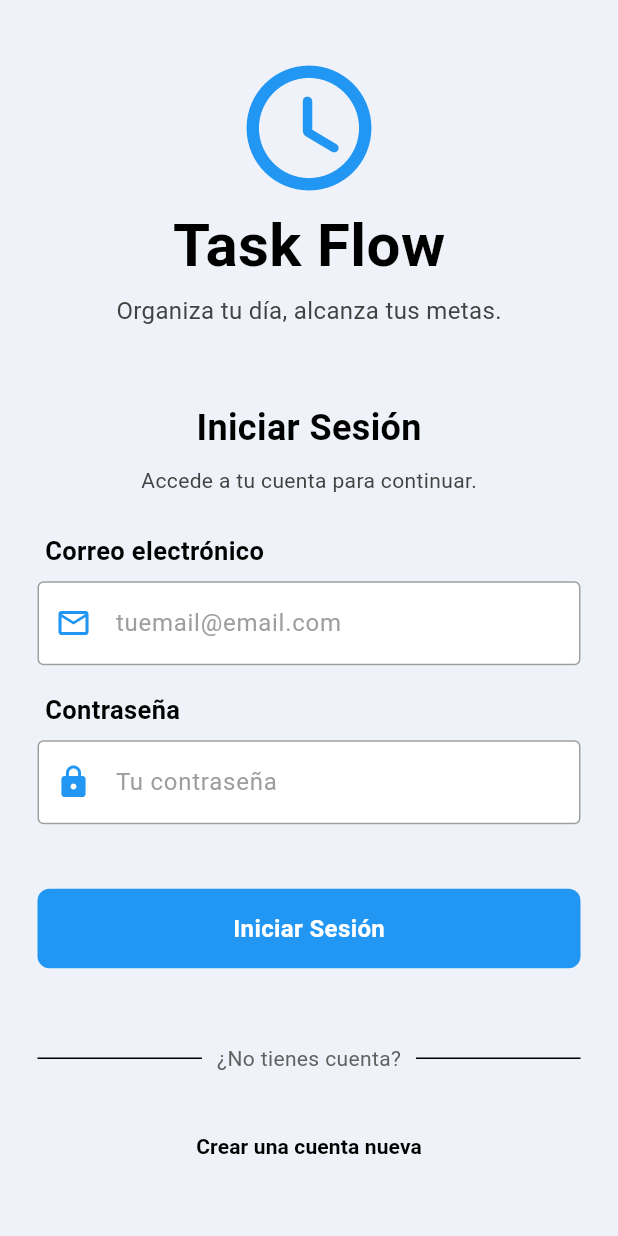
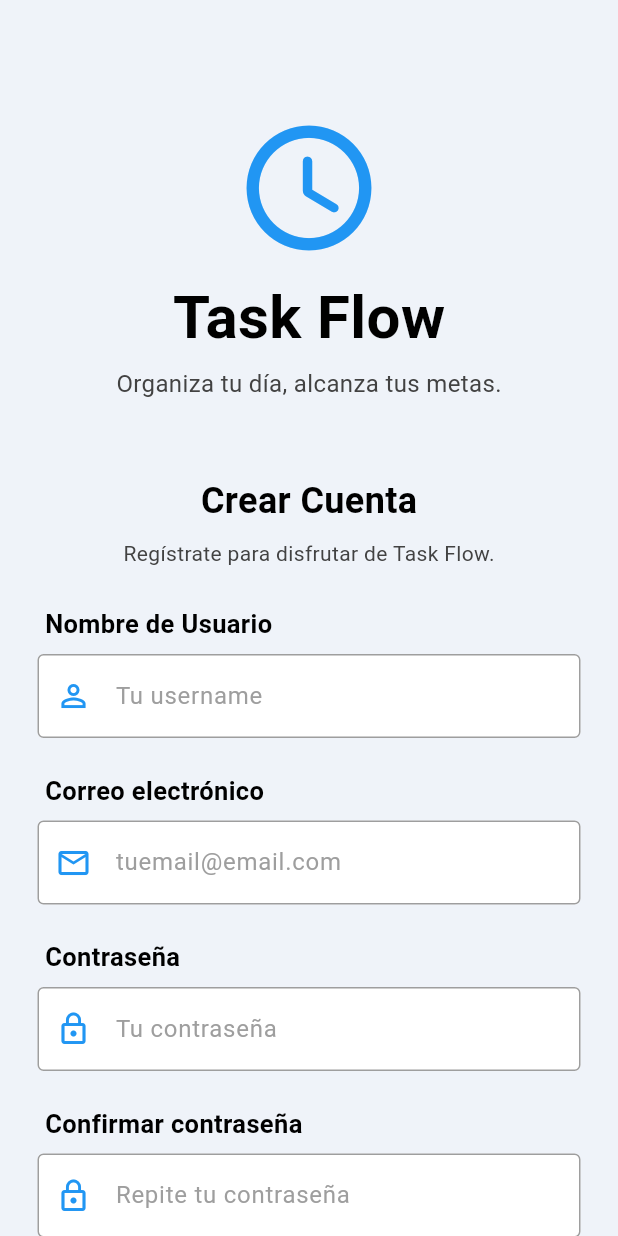
Before and after one commit to Angel-Garcia-Cardenas/Task-Flow, a Flutter app: the screen it shows after launch, on a phone screen of 412 x 824 dp. Run offline on Flutter 3.47's test engine with Material 3 defaults, Android fonts, the phone set to English and light mode, and no system bars.

Commit message:
Modulo Registro
Se implemento la interfaz y las validación para el módulo de Registro de Usuario

```diff
--- a/lib/main.dart
+++ b/lib/main.dart
@@ -2,8 +2,10 @@
 import 'package:flutter/material.dart';
 import 'package:provider/provider.dart';
 import 'package:todo_app/screens/login_page.dart';
+import 'package:todo_app/screens/register_page.dart';
 import 'models/task.dart';
 import 'screens/home_screen.dart';
+
 
 void main() {
   runApp(const MyApp());
@@ -60,7 +62,7 @@ class MyApp extends StatelessWidget {
           ),
         ),
         themeMode: ThemeMode.system,
-        home: LoginPage(),
+        home: RegisterPage(),
       ),
     );
   }
--- a/lib/screens/login_page.dart
+++ b/lib/screens/login_page.dart
@@ -185,7 +185,6 @@ class LoginPage extends StatelessWidget {
                           prefixIcon: Icon(Icons.lock, color: Colors.blue),
                           obscureText: true,
                           onChanged: (_) {
-                            // No validamos en cada cambio, solo al perder el foco
                           },
                         ),
                         Padding(
--- /dev/null
+++ b/lib/screens/register_page.dart
@@ -0,0 +1,562 @@
+import 'package:flutter/material.dart';
+import '../widgets/RegisterButton.dart';
+import '../widgets/my_textfield.dart';
+import './login_page.dart';
+
+class RegisterPage extends StatelessWidget {
+  RegisterPage({super.key});
+
+  // Notifier for name field validity
+  final ValueNotifier<bool> _nameValidNotifier = ValueNotifier<bool>(true);
+  // Notifier for email field validity
+  final ValueNotifier<bool> _emailValidNotifier = ValueNotifier<bool>(true);
+  // Notifier for password field validity
+  final ValueNotifier<bool> _passwordValidNotifier = ValueNotifier<bool>(true);
+  // Notifier for confirm password field validity
+  final ValueNotifier<bool> _confirmValidNotifier = ValueNotifier<bool>(true);
+
+  // text editing controllers
+  final nameController = TextEditingController();
+  final emailController = TextEditingController();
+  final passwordController = TextEditingController();
+  final confirmController = TextEditingController();
+
+  // sign user up method
+  void signUserUp(BuildContext context) {
+    // 1. Validar los ValueNotifier<bool>
+    if (!_nameValidNotifier.value ||
+        !_emailValidNotifier.value ||
+        !_passwordValidNotifier.value ||
+        !_confirmValidNotifier.value) {
+      ScaffoldMessenger.of(context).showSnackBar(
+        const SnackBar(content: Text('Por favor, corrige los campos inválidos')),
+      );
+      return;
+    }
+
+    // 2. Verificar si algún campo está vacío y mostrar cuál falta
+    if (nameController.text.isEmpty) {
+      ScaffoldMessenger.of(context).showSnackBar(
+        const SnackBar(content: Text('Por favor, ingresa tu nombre de usuario')),
+      );
+      return;
+    }
+    if (emailController.text.isEmpty) {
+      ScaffoldMessenger.of(context).showSnackBar(
+        const SnackBar(content: Text('Por favor, ingresa tu correo electrónico')),
+      );
+      return;
+    }
+    if (passwordController.text.isEmpty) {
+      ScaffoldMessenger.of(context).showSnackBar(
+        const SnackBar(content: Text('Por favor, ingresa tu contraseña')),
+      );
+      return;
+    }
+    if (confirmController.text.isEmpty) {
+      ScaffoldMessenger.of(context).showSnackBar(
+        const SnackBar(content: Text('Por favor, confirma tu contraseña')),
+      );
+      return;
+    }
+
+    // 3. Verificar que la contraseña y la confirmación coincidan
+    if (passwordController.text != confirmController.text) {
+      ScaffoldMessenger.of(context).showSnackBar(
+        SnackBar(
+          content: Row(
+            children: [
+              const Icon(Icons.error, size: 32, color: Colors.blueGrey),
+              const SizedBox(width: 12),
+              const Expanded(
+                child: Text(
+                  'Las contraseñas no coinciden',
+                  style: TextStyle(fontSize: 16, fontWeight: FontWeight.bold),
+                  textAlign: TextAlign.left,
+                ),
+              ),
+            ],
+          ),
+          backgroundColor: Colors.white,
+          behavior: SnackBarBehavior.floating,
+        ),
+      );
+      return;
+    }
+    ScaffoldMessenger.of(context).showSnackBar(
+      const SnackBar(content: Text('Registro exitoso')),
+    );
+    Future.delayed(const Duration(milliseconds: 500), () {
+      Navigator.of(context).pushReplacement(
+        MaterialPageRoute(builder: (context) => LoginPage()),
+      );
+    });
+
+    // Limpiar los campos después del registro
+    nameController.clear();
+    emailController.clear();
+    passwordController.clear();
+    confirmController.clear();
+  }
+
+  @override
+  Widget build(BuildContext context) {
+    return Scaffold(
+      backgroundColor: const Color(0xFFEFF3F9),
+      resizeToAvoidBottomInset: true,
+      body: SafeArea(
+        child: Center(
+          child: ListView(
+            shrinkWrap: true,
+            padding: EdgeInsets.only(
+              bottom: MediaQuery.of(context).viewInsets.bottom + 20,
+              top: 75,
+            ),
+            children: [
+              // logo
+              const Icon(
+                Icons.access_time_rounded,
+                size: 100,
+                color: Colors.blue,
+              ),
+
+              // App title
+              const SizedBox(height: 8),
+              Align(
+                alignment: Alignment.center,
+                child: Text(
+                  'Task Flow',
+                  style: TextStyle(
+                    color: Colors.black,
+                    fontSize: 40,
+                    fontWeight: FontWeight.bold,
+                  ),
+                ),
+              ),
+              const SizedBox(height: 4),
+              Align(
+                alignment: Alignment.center,
+                child: Text(
+                  'Organiza tu día, alcanza tus metas.',
+                  style: TextStyle(
+                    color: Colors.grey[800],
+                    fontSize: 16,
+                  ),
+                ),
+              ),
+
+              const SizedBox(height: 50),
+              // Registration header
+              Align(
+                alignment: Alignment.center,
+                child: Text(
+                  'Crear Cuenta',
+                  style: TextStyle(
+                    color: Colors.black,
+                    fontSize: 24,
+                    fontWeight: FontWeight.bold,
+                  ),
+                ),
+              ),
+              const SizedBox(height: 8),
+              Align(
+                alignment: Alignment.center,
+                child: Text(
+                  'Regístrate para disfrutar de Task Flow.',
+                  style: TextStyle(
+                    color: Colors.grey[800],
+                    fontSize: 14,
+                  ),
+                ),
+              ),
+
+              const SizedBox(height: 25),
+
+              // Name field
+              Padding(
+                padding: const EdgeInsets.only(left: 30.0),
+                child: Align(
+                  alignment: Alignment.centerLeft,
+                  child: Text(
+                    'Nombre de Usuario',
+                    style: TextStyle(
+                      color: Colors.black,
+                      fontSize: 17,
+                      fontWeight: FontWeight.bold,
+                    ),
+                  ),
+                ),
+              ),
+              const SizedBox(height: 8),
+              // Usamos un ValueNotifier para controlar la validez del nombre
+              ValueListenableBuilder<bool>(
+                valueListenable: _nameValidNotifier,
+                builder: (context, isValid, child) {
+                  return Focus(
+                    onFocusChange: (hasFocus) {
+                      if (!hasFocus) {
+                        // Validar el nombre al perder el foco
+                        final name = nameController.text;
+                        final valid = RegExp(r'^[a-zA-ZáéíóúÁÉÍÓÚüÜñÑ\s]+$').hasMatch(name) && name.isNotEmpty;
+                        _nameValidNotifier.value = valid;
+                        // Forzar reconstrucción para mostrar el error
+                        (context as Element).markNeedsBuild();
+                      }
+                    },
+                    child: StatefulBuilder(
+                      builder: (context, setState) {
+                        return Column(
+                          children: [
+                            MyTextField(
+                              controller: nameController,
+                              hintText: 'Tu username',
+                              prefixIcon: Icon(Icons.person_outline, color: Colors.blue),
+                              obscureText: false,
+                            ),
+                            Padding(
+                              padding: const EdgeInsets.symmetric(horizontal: 25.0, vertical: 4.0),
+                              child: Builder(
+                                builder: (context) {
+                                  String name = nameController.text;
+                                  String? errorText;
+
+                                  if (!isValid && name.isNotEmpty) {
+                                    errorText = 'Solo letras y espacios permitidos';
+                                  }
+
+                                  return errorText != null
+                                      ? Text(
+                                    errorText,
+                                    style: const TextStyle(color: Colors.red, fontSize: 13),
+                                  )
+                                      : const SizedBox.shrink();
+                                },
+                              ),
+                            ),
+                          ],
+                        );
+                      },
+                    ),
+                  );
+                },
+              ),
+
+              const SizedBox(height: 15),
+
+              // Email field
+              Padding(
+                padding: const EdgeInsets.only(left: 30.0),
+                child: Align(
+                  alignment: Alignment.centerLeft,
+                  child: Text(
+                    'Correo electrónico',
+                    style: TextStyle(
+                      color: Colors.black,
+                      fontSize: 17,
+                      fontWeight: FontWeight.bold,
+                    ),
+                  ),
+                ),
+              ),
+              const SizedBox(height: 8),
+
+              // Usamos un ValueNotifier para controlar la validez del email
+              ValueListenableBuilder<bool>(
+                valueListenable: _emailValidNotifier,
+                builder: (context, isValid, child) {
+                  return Focus(
+                    onFocusChange: (hasFocus) {
+                      if (!hasFocus) {
+                        final email = emailController.text;
+                        final valid = RegExp(r"^[\w-\.]+@([\w-]+\.)+[\w-]{2,4}$").hasMatch(email) && email.isNotEmpty;
+                        _emailValidNotifier.value = valid;
+                        (context as Element).markNeedsBuild();
+                      }
+                    },
+                    child: StatefulBuilder(
+                      builder: (context, setState) {
+                        return Column(
+                          children: [
+                            MyTextField(
+                              controller: emailController,
+                              hintText: 'tuemail@email.com',
+                              prefixIcon: Icon(Icons.mail_outline, color: Colors.blue),
+                              obscureText: false,
+                            ),
+                            Padding(
+                              padding: const EdgeInsets.symmetric(horizontal: 25.0, vertical: 4.0),
+                              child: Builder(
+                                builder: (context) {
+                                  String email = emailController.text;
+                                  String? errorText;
+
+                                  if (!isValid && email.isNotEmpty) {
+                                    errorText = 'Formato de correo inválido';
+                                  }
+
+                                  return errorText != null
+                                      ? Text(
+                                    errorText,
+                                    style: const TextStyle(color: Colors.red, fontSize: 13),
+                                  )
+                                      : const SizedBox.shrink();
+                                },
+                              ),
+                            ),
+                          ],
+                        );
+                      },
+                    ),
+                  );
+                },
+              ),
+
+              const SizedBox(height: 15),
+
+              // Password field
+              Padding(
+                padding: const EdgeInsets.only(left: 30.0),
+                child: Align(
+                  alignment: Alignment.centerLeft,
+                  child: Text(
+                    'Contraseña',
+                    style: TextStyle(
+                      color: Colors.black,
+                      fontSize: 17,
+                      fontWeight: FontWeight.bold,
+                    ),
+                  ),
+                ),
+              ),
+              const SizedBox(height: 8),
+
+              // Usamos un ValueNotifier para controlar la validez de la contraseña
+              ValueListenableBuilder<bool>(
+                valueListenable: _passwordValidNotifier,
+                builder: (context, isValid, child) {
+                  return Focus(
+                    onFocusChange: (hasFocus) {
+                      if (!hasFocus) {
+                        final password = passwordController.text;
+                        bool hasLower = RegExp(r'[a-z]').hasMatch(password);
+                        bool hasUpper = RegExp(r'[A-Z]').hasMatch(password);
+                        bool hasTwoDigits = RegExp(r'(?:\D*\d){2,}').hasMatch(password);
+                        bool hasSymbol = RegExp(r'[!@=#/\$%&*(),.?:]').hasMatch(password);
+                        bool validLength = password.length >= 8 && password.length <= 12;
+                        final valid = hasLower && hasUpper && hasTwoDigits && hasSymbol && validLength;
+                        _passwordValidNotifier.value = valid;
+                        (context as Element).markNeedsBuild();
+                      }
+                    },
+                    child: StatefulBuilder(
+                      builder: (context, setState) {
+                        return Column(
+                          children: [
+                            MyTextField(
+                              controller: passwordController,
+                              hintText: 'Tu contraseña',
+                              prefixIcon: Icon(Icons.lock_outline, color: Colors.blue),
+                              obscureText: true,
+                            ),
+                            Padding(
+                              padding: const EdgeInsets.symmetric(horizontal: 25.0, vertical: 4.0),
+                              child: Builder(
+                                builder: (context) {
+                                  String password = passwordController.text;
+                                  String? errorText;
+
+                                  if (!isValid && password.isNotEmpty) {
+                                    bool hasLower = RegExp(r'[a-z]').hasMatch(password);
+                                    bool hasUpper = RegExp(r'[A-Z]').hasMatch(password);
+                                    bool hasTwoDigits = RegExp(r'(?:\D*\d){2,}').hasMatch(password);
+                                    bool hasSymbol = RegExp(r'[!@=#/\$%&*(),.?:]').hasMatch(password);
+                                    bool validLength = password.length >= 8 && password.length <= 12;
+
+                                    if (!hasLower) {
+                                      errorText = 'Debe tener al menos una letra minúscula';
+                                    } else if (!hasUpper) {
+                                      errorText = 'Debe tener al menos una letra mayúscula';
+                                    } else if (!hasTwoDigits) {
+                                      errorText = 'Debe tener al menos dos números';
+                                    } else if (!hasSymbol) {
+                                      errorText = 'Debe tener al menos un símbolo';
+                                    } else if (!validLength) {
+                                      errorText = 'Debe tener entre 8 y 12 caracteres';
+                                    }
+                                  }
+
+                                  return errorText != null
+                                      ? Text(
+                                    errorText,
+                                    style: const TextStyle(color: Colors.red, fontSize: 13),
+                                  )
+                                      : const SizedBox.shrink();
+                                },
+                              ),
+                            ),
+                          ],
+                        );
+                      },
+                    ),
+                  );
+                },
+              ),
+
+              const SizedBox(height: 15),
+
+              // Confirm password
+              Padding(
+                padding: const EdgeInsets.only(left: 30.0),
+                child: Align(
+                  alignment: Alignment.centerLeft,
+                  child: Text(
+                    'Confirmar contraseña',
+                    style: TextStyle(
+                      color: Colors.black,
+                      fontSize: 17,
+                      fontWeight: FontWeight.bold,
+                    ),
+                  ),
+                ),
+              ),
+
+              const SizedBox(height: 8),
+              // Usamos un ValueNotifier para controlar la validez de la confirmación de contraseña
+              ValueListenableBuilder<bool>(
+                valueListenable: _confirmValidNotifier,
+                builder: (context, isValid, child) {
+                  return Focus(
+                    onFocusChange: (hasFocus) {
+                      if (!hasFocus) {
+                        final confirm = confirmController.text;
+                        final password = passwordController.text;
+                        bool hasLower = RegExp(r'[a-z]').hasMatch(confirm);
+                        bool hasUpper = RegExp(r'[A-Z]').hasMatch(confirm);
+                        bool hasTwoDigits = RegExp(r'(?:\D*\d){2,}').hasMatch(confirm);
+                        bool hasSymbol = RegExp(r'[!@=#/\$%&*(),.?:]').hasMatch(confirm);
+                        bool validLength = confirm.length >= 8 && confirm.length <= 12;
+                        bool matchesPassword = confirm == password;
+                        final valid = hasLower && hasUpper && hasTwoDigits && hasSymbol && validLength && matchesPassword;
+                        _confirmValidNotifier.value = valid;
+                        (context as Element).markNeedsBuild();
+                      }
+                    },
+                    child: StatefulBuilder(
+                      builder: (context, setState) {
+                        return Column(
+                          children: [
+                            MyTextField(
+                              controller: confirmController,
+                              hintText: 'Repite tu contraseña',
+                              prefixIcon: Icon(Icons.lock_outline, color: Colors.blue),
+                              obscureText: true,
+                            ),
+                            Padding(
+                              padding: const EdgeInsets.symmetric(horizontal: 25.0, vertical: 4.0),
+                              child: Builder(
+                                builder: (context) {
+                                  String confirm = confirmController.text;
+                                  String password = passwordController.text;
+                                  String? errorText;
+
+                                  if (!isValid && confirm.isNotEmpty) {
+                                    bool hasLower = RegExp(r'[a-z]').hasMatch(confirm);
+                                    bool hasUpper = RegExp(r'[A-Z]').hasMatch(confirm);
+                                    bool hasTwoDigits = RegExp(r'(?:\D*\d){2,}').hasMatch(confirm);
+                                    bool hasSymbol = RegExp(r'[!@=#/\$%&*(),.?:]').hasMatch(confirm);
+                                    bool validLength = confirm.length >= 8 && confirm.length <= 12;
+                                    bool matchesPassword = confirm == password;
+
+                                    if (!hasLower) {
+                                      errorText = 'Debe tener al menos una letra minúscula';
+                                    } else if (!hasUpper) {
+                                      errorText = 'Debe tener al menos una letra mayúscula';
+                                    } else if (!hasTwoDigits) {
+                                      errorText = 'Debe tener al menos dos números';
+                                    } else if (!hasSymbol) {
+                                      errorText = 'Debe tener al menos un símbolo';
+                                    } else if (!validLength) {
+                                      errorText = 'Debe tener entre 8 y 12 caracteres';
+                                    } else if (!matchesPassword) {
+                                      errorText = 'Las contraseñas no coinciden';
+                                    }
+                                  }
+
+                                  return errorText != null
+                                      ? Text(
+                                    errorText,
+                                    style: const TextStyle(color: Colors.red, fontSize: 13),
+                                  )
+                                      : const SizedBox.shrink();
+                                },
+                              ),
+                            ),
+                          ],
+                        );
+                      },
+                    ),
+                  );
+                },
+              ),
+
+              const SizedBox(height: 25),
+
+              RegisterButton(
+                onTap: () => signUserUp(context),
+              ),
+
+              const SizedBox(height: 35),
+
+              // Divider with link to login
+              Padding(
+                padding: const EdgeInsets.symmetric(horizontal: 25.0),
+                child: Row(
+                  children: [
+                    Expanded(
+                      child: Divider(
+                        thickness: 1,
+                        color: Colors.black,
+                      ),
+                    ),
+                    Padding(
+                      padding: const EdgeInsets.symmetric(horizontal: 10.0),
+                      child: Text(
+                        '¿Ya tienes cuenta?',
+                        style: TextStyle(color: Colors.grey[700]),
+                      ),
+                    ),
+                    Expanded(
+                      child: Divider(
+                        thickness: 1,
+                        color: Colors.black,
+                      ),
+                    ),
+                  ],
+                ),
+              ),
+
+              const SizedBox(height: 10),
+              Align(
+                alignment: Alignment.center,
+                child: TextButton(
+                  onPressed: () {
+                    Navigator.of(context).pushReplacement(
+                      MaterialPageRoute(builder: (context) => LoginPage()),
+                    );
+                  },
+                  child: const Text(
+                    'Iniciar sesión',
+                    style: TextStyle(
+                      color: Colors.black,
+                      fontWeight: FontWeight.bold,
+                    ),
+                  ),
+                ),
+              ),
+            ],
+          ),
+        ),
+      ),
+    );
+  }
+}
--- /dev/null
+++ b/lib/widgets/RegisterButton.dart
@@ -0,0 +1,32 @@
+import 'package:flutter/material.dart';
+
+class RegisterButton extends StatelessWidget {
+  final Function()? onTap;
+
+  const RegisterButton({super.key, required this.onTap});
+
+  @override
+  Widget build(BuildContext context) {
+    return GestureDetector(
+      onTap: onTap,
+      child: Container(
+        padding: const EdgeInsets.all(15),
+        margin: const EdgeInsets.symmetric(horizontal: 25),
+        decoration: BoxDecoration(
+          color: Colors.blue,
+          borderRadius: BorderRadius.circular(8),
+        ),
+        child: const Center(
+          child: Text(
+            "Registrarse",
+            style: TextStyle(
+              color: Colors.white,
+              fontWeight: FontWeight.bold,
+              fontSize: 16,
+            ),
+          ),
+        ),
+      ),
+    );
+  }
+}
```
